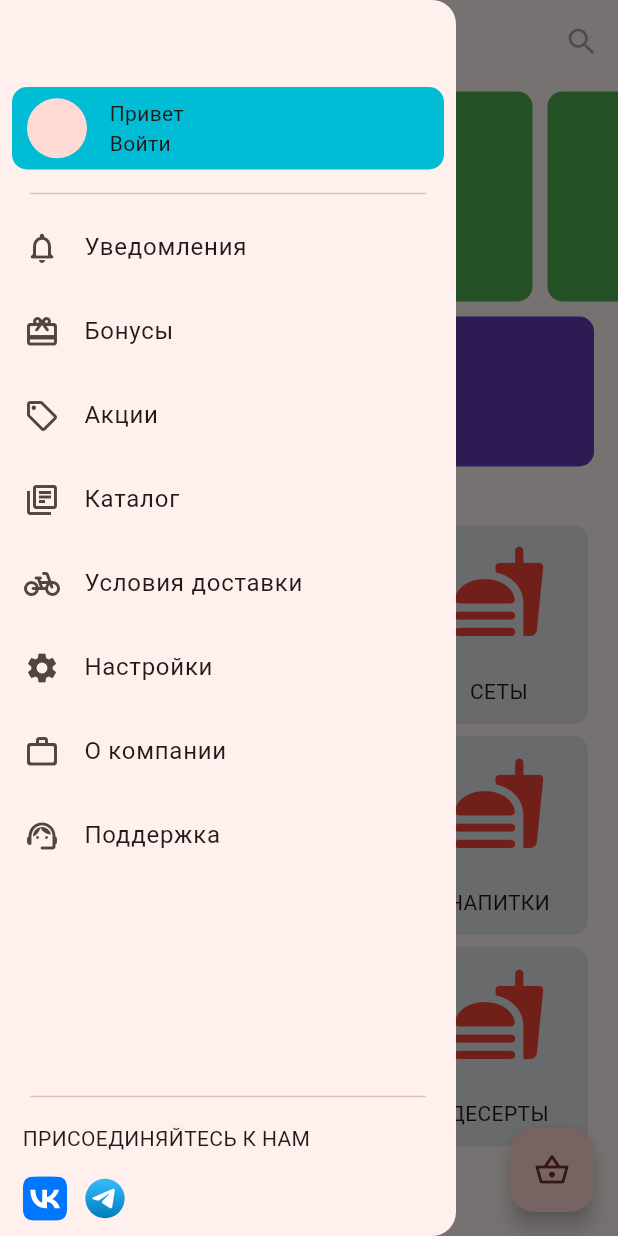
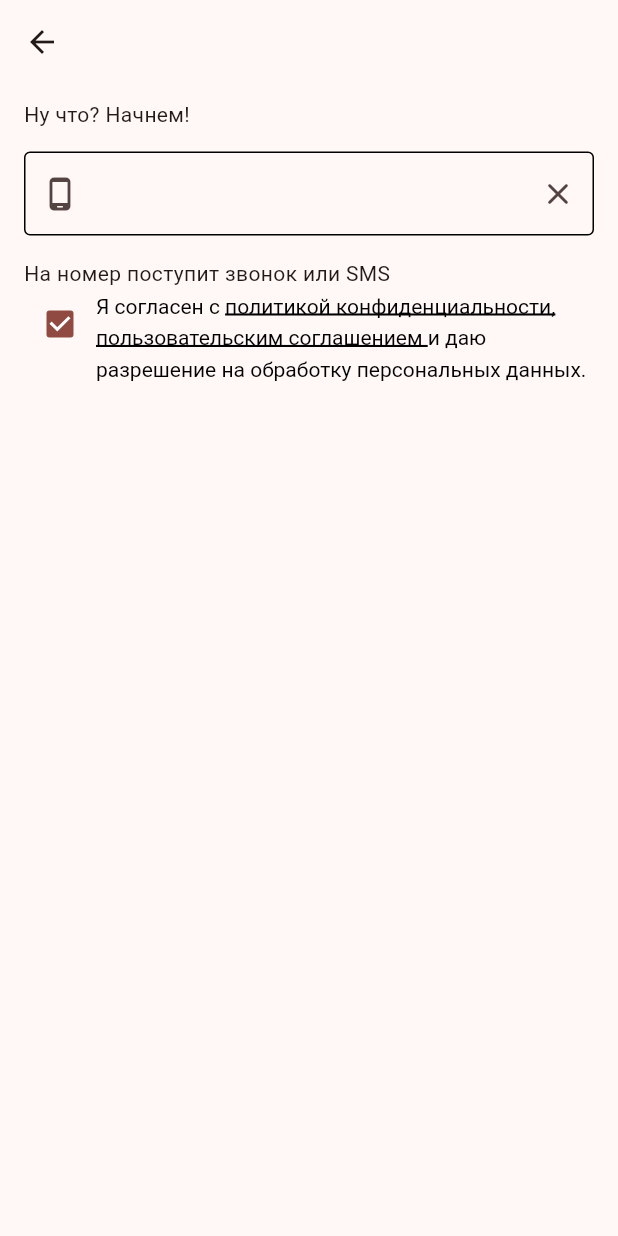
Before and after one commit to ComputerHakka/Food_Delivery, a Flutter app: the screen it shows after launch, in the side drawer, after a tap on "Привет", on a phone screen of 412 x 824 dp. Run offline on Flutter 3.47's test engine with Material 3 defaults, Android fonts, the phone set to English and light mode, and no system bars; our stand-ins replace flutter_svg, go_router.

Commit message:
auth screen and small fixes

```diff
--- a/lib/config/routes/routes.dart
+++ b/lib/config/routes/routes.dart
@@ -1,4 +1,5 @@
 import 'package:food_delivery_app/core/constants/constants.dart';
+import 'package:food_delivery_app/features/food_delivery/presentation/screens/auth/auth_screen.dart';
 import 'package:food_delivery_app/features/food_delivery/presentation/screens/bonuses/bonuses_screen.dart';
 import 'package:food_delivery_app/features/food_delivery/presentation/screens/cart/cart_screen.dart';
 import 'package:food_delivery_app/features/food_delivery/presentation/screens/catalog/catalog_screen.dart';
@@ -47,6 +48,11 @@ class AppRoutes {
             name: RouteNames.catalogScreen,
             builder: (context, state) => const CatalogScreen(),
           ),
+          GoRoute(
+            path: 'auth',
+            name: RouteNames.authorizationScreen,
+            builder: (context, state) => const AuthScreen(),
+          ),
         ],
       ),
       // GoRoute(
--- /dev/null
+++ b/lib/features/food_delivery/presentation/screens/auth/auth_screen.dart
@@ -0,0 +1,83 @@
+import 'package:flutter/material.dart';
+
+class AuthScreen extends StatefulWidget {
+  const AuthScreen({super.key});
+
+  @override
+  State<AuthScreen> createState() => _AuthScreenState();
+}
+
+TextStyle basicText = const TextStyle(
+  color: Colors.black,
+  height: 1.5,
+);
+TextStyle linkText = const TextStyle(
+  color: Colors.black,
+  decoration: TextDecoration.underline,
+  decorationColor: Colors.black,
+  decorationThickness: 2,
+  height: 1.5,
+);
+
+class _AuthScreenState extends State<AuthScreen> {
+  bool isChecked = true;
+
+  @override
+  Widget build(BuildContext context) {
+    return Scaffold(
+      appBar: AppBar(),
+      body: Padding(
+        padding: const EdgeInsets.symmetric(horizontal: 16, vertical: 10),
+        child: Column(
+          crossAxisAlignment: CrossAxisAlignment.start,
+          children: [
+            const Text('Ну что? Начнем!'),
+            const Padding(
+              padding: EdgeInsets.symmetric(vertical: 15),
+              child: TextField(
+                decoration: InputDecoration(
+                  prefixIcon: Icon(Icons.phone_android_rounded),
+                  suffixIcon: Icon(Icons.close_rounded),
+                  focusedBorder: OutlineInputBorder(),
+                  enabledBorder: OutlineInputBorder(),
+                ),
+              ),
+            ),
+            const Text('На номер поступит звонок или SMS'),
+            Row(
+              crossAxisAlignment: CrossAxisAlignment.start,
+              children: [
+                Checkbox(
+                  value: isChecked,
+                  onChanged: (value) {
+                    setState(() {
+                      isChecked = !isChecked;
+                    });
+                  },
+                ),
+                Expanded(
+                  child: RichText(
+                      text: TextSpan(
+                    children: [
+                      TextSpan(text: 'Я согласен с ', style: basicText),
+                      TextSpan(
+                          text: 'политикой конфиденциальности, ',
+                          style: linkText),
+                      TextSpan(
+                          text: 'пользовательским соглашением ',
+                          style: linkText),
+                      TextSpan(
+                          text:
+                              'и даю разрешение на обработку персональных данных.',
+                          style: basicText),
+                    ],
+                  )),
+                )
+              ],
+            )
+          ],
+        ),
+      ),
+    );
+  }
+}
--- a/lib/features/food_delivery/presentation/screens/catalog/catalog_screen.dart
+++ b/lib/features/food_delivery/presentation/screens/catalog/catalog_screen.dart
@@ -1,5 +1,4 @@
 import 'package:flutter/material.dart';
-import 'package:food_delivery_app/features/food_delivery/domain/entities/ingredient.dart';
 import 'package:food_delivery_app/features/food_delivery/domain/entities/label.dart';
 import 'package:food_delivery_app/features/food_delivery/domain/entities/menu.dart';
 
@@ -30,6 +29,7 @@ class MenuCell extends StatelessWidget {
   @override
   Widget build(BuildContext context) {
     List<String> labels = [];
+
     if (product.labels != null) {
       for (int label in product.labels!) {
         labels.add(MenuLabelEntity.labelsList[label - 1].name);
--- a/lib/features/food_delivery/presentation/screens/main/main_screen.dart
+++ b/lib/features/food_delivery/presentation/screens/main/main_screen.dart
@@ -109,7 +109,9 @@ class DrawerMenuWidget extends StatelessWidget {
               ),
               child: InkWell(
                 borderRadius: BorderRadius.circular(10),
-                onTap: () {},
+                onTap: () {
+                  GoRouter.of(context).goNamed(RouteNames.authorizationScreen);
+                },
                 child: const Padding(
                   padding: EdgeInsets.symmetric(horizontal: 10, vertical: 5),
                   child: Row(
--- a/pubspec.yaml
+++ b/pubspec.yaml
@@ -73,6 +73,7 @@ flutter:
   assets:
     - lib/core/assets/images/
     - lib/core/assets/food_images/
+    - lib/core/assets/decoration_images/
 
   # An image asset can refer to one or more resolution-specific "variants", see
   # https://flutter.dev/assets-and-images/#resolution-aware
```
Also changed, not shown: lib/features/food_delivery/presentation/screens/bonuses/bonuses_screen.dart (+80 -11 lines), lib/core/assets/decoration_images/fish.png (added).
